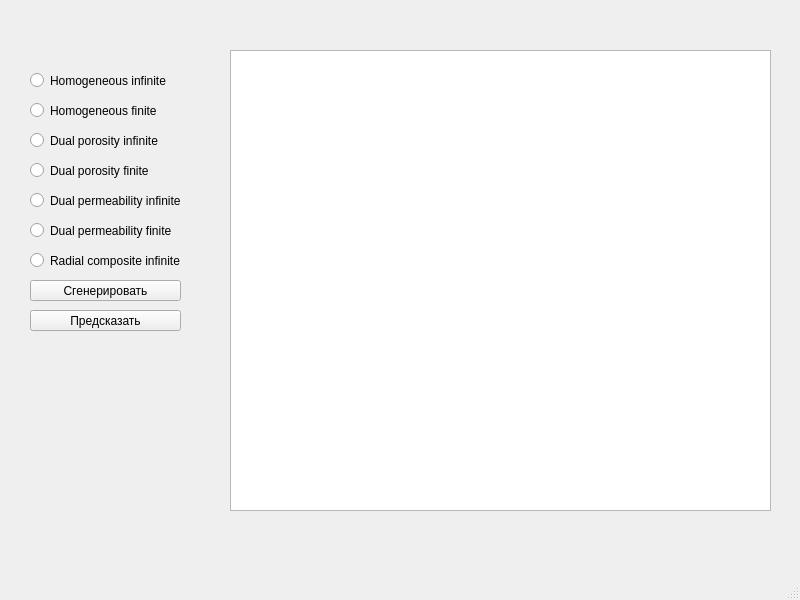
Qt form ui/main.ui (IDGayazov/data_gen) before a commit.
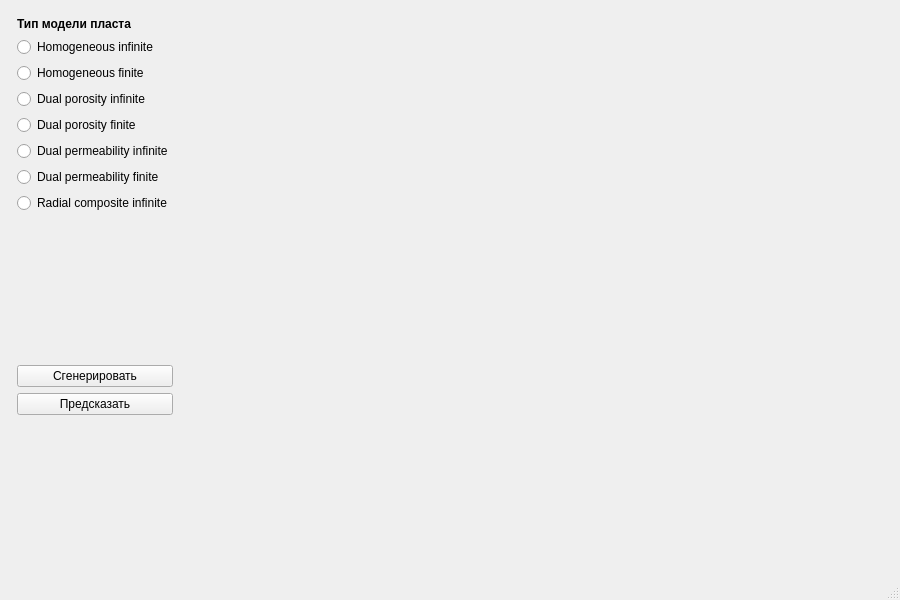
The same form after that commit.

```diff
--- a/ui/main.ui
+++ b/ui/main.ui
@@ -6,7 +6,7 @@
    <rect>
     <x>0</x>
     <y>0</y>
-    <width>800</width>
+    <width>900</width>
     <height>600</height>
    </rect>
   </property>
@@ -14,133 +14,114 @@
    <string>MainWindow</string>
   </property>
   <widget class="QWidget" name="centralwidget">
-   <widget class="QRadioButton" name="homogen_inf">
-    <property name="geometry">
-     <rect>
-      <x>30</x>
-      <y>70</y>
-      <width>171</width>
-      <height>21</height>
-     </rect>
+   <layout class="QHBoxLayout" name="mainLayout">
+    <property name="spacing">
+     <number>8</number>
     </property>
-    <property name="text">
-     <string>Homogeneous infinite</string>
-    </property>
-   </widget>
-   <widget class="QRadioButton" name="homogen_fin">
-    <property name="geometry">
-     <rect>
-      <x>30</x>
-      <y>100</y>
-      <width>171</width>
-      <height>21</height>
-     </rect>
-    </property>
-    <property name="text">
-     <string>Homogeneous finite</string>
-    </property>
-   </widget>
-   <widget class="QRadioButton" name="dual_por_inf">
-    <property name="geometry">
-     <rect>
-      <x>30</x>
-      <y>130</y>
-      <width>171</width>
-      <height>21</height>
-     </rect>
-    </property>
-    <property name="text">
-     <string>Dual porosity infinite</string>
-    </property>
-   </widget>
-   <widget class="QRadioButton" name="dual_por_fin">
-    <property name="geometry">
-     <rect>
-      <x>30</x>
-      <y>160</y>
-      <width>171</width>
-      <height>21</height>
-     </rect>
-    </property>
-    <property name="text">
-     <string>Dual porosity finite</string>
-    </property>
-   </widget>
-   <widget class="QRadioButton" name="dual_perm_inf">
-    <property name="geometry">
-     <rect>
-      <x>30</x>
-      <y>190</y>
-      <width>171</width>
-      <height>21</height>
-     </rect>
-    </property>
-    <property name="text">
-     <string>Dual permeability infinite</string>
-    </property>
-   </widget>
-   <widget class="QRadioButton" name="dual_perm_fin">
-    <property name="geometry">
-     <rect>
-      <x>30</x>
-      <y>220</y>
-      <width>171</width>
-      <height>21</height>
-     </rect>
-    </property>
-    <property name="text">
-     <string>Dual permeability finite</string>
-    </property>
-   </widget>
-   <widget class="QRadioButton" name="rad_comp_inf">
-    <property name="geometry">
-     <rect>
-      <x>30</x>
-      <y>250</y>
-      <width>171</width>
-      <height>21</height>
-     </rect>
-    </property>
-    <property name="text">
-     <string>Radial composite infinite</string>
-    </property>
-   </widget>
-   <widget class="QPushButton" name="generate">
-    <property name="geometry">
-     <rect>
-      <x>30</x>
-      <y>280</y>
-      <width>151</width>
-      <height>21</height>
-     </rect>
-    </property>
-    <property name="text">
-     <string>Сгенерировать</string>
-    </property>
-   </widget>
-   <widget class="QPushButton" name="predict">
-    <property name="geometry">
-     <rect>
-      <x>30</x>
-      <y>310</y>
-      <width>151</width>
-      <height>21</height>
-     </rect>
-    </property>
-    <property name="text">
-     <string>Предсказать</string>
-    </property>
-   </widget>
-   <widget class="QGraphicsView" name="graphic">
-    <property name="geometry">
-     <rect>
-      <x>230</x>
-      <y>50</y>
-      <width>541</width>
-      <height>461</height>
-     </rect>
-    </property>
-   </widget>
+    <property name="leftMargin"><number>8</number></property>
+    <property name="topMargin"><number>8</number></property>
+    <property name="rightMargin"><number>8</number></property>
+    <property name="bottomMargin"><number>8</number></property>
+    <!-- Left control panel -->
+    <item>
+     <widget class="QWidget" name="leftPanel">
+      <property name="maximumWidth">
+       <number>210</number>
+      </property>
+      <property name="minimumWidth">
+       <number>170</number>
+      </property>
+      <layout class="QVBoxLayout" name="leftLayout">
+       <property name="spacing">
+        <number>6</number>
+       </property>
+       <item>
+        <widget class="QLabel" name="labelModelType">
+         <property name="text">
+          <string>Тип модели пласта</string>
+         </property>
+         <property name="font">
+          <font><bold>true</bold></font>
+         </property>
+        </widget>
+       </item>
+       <item>
+        <widget class="QRadioButton" name="homogen_inf">
+         <property name="text"><string>Homogeneous infinite</string></property>
+        </widget>
+       </item>
+       <item>
+        <widget class="QRadioButton" name="homogen_fin">
+         <property name="text"><string>Homogeneous finite</string></property>
+        </widget>
+       </item>
+       <item>
+        <widget class="QRadioButton" name="dual_por_inf">
+         <property name="text"><string>Dual porosity infinite</string></property>
+        </widget>
+       </item>
+       <item>
+        <widget class="QRadioButton" name="dual_por_fin">
+         <property name="text"><string>Dual porosity finite</string></property>
+        </widget>
+       </item>
+       <item>
+        <widget class="QRadioButton" name="dual_perm_inf">
+         <property name="text"><string>Dual permeability infinite</string></property>
+        </widget>
+       </item>
+       <item>
+        <widget class="QRadioButton" name="dual_perm_fin">
+         <property name="text"><string>Dual permeability finite</string></property>
+        </widget>
+       </item>
+       <item>
+        <widget class="QRadioButton" name="rad_comp_inf">
+         <property name="text"><string>Radial composite infinite</string></property>
+        </widget>
+       </item>
+       <item>
+        <spacer name="spacer1">
+         <property name="orientation"><enum>Qt::Vertical</enum></property>
+         <property name="sizeHint" stdset="0">
+          <size><width>20</width><height>10</height></size>
+         </property>
+        </spacer>
+       </item>
+       <item>
+        <widget class="QPushButton" name="generate">
+         <property name="text"><string>Сгенерировать</string></property>
+        </widget>
+       </item>
+       <item>
+        <widget class="QPushButton" name="predict">
+         <property name="text"><string>Предсказать</string></property>
+        </widget>
+       </item>
+       <item>
+        <spacer name="spacer2">
+         <property name="orientation"><enum>Qt::Vertical</enum></property>
+         <property name="sizeType"><enum>QSizePolicy::Expanding</enum></property>
+         <property name="sizeHint" stdset="0">
+          <size><width>20</width><height>40</height></size>
+         </property>
+        </spacer>
+       </item>
+      </layout>
+     </widget>
+    </item>
+    <!-- Graph area — Python injects PlotWidget here -->
+    <item>
+     <widget class="QWidget" name="graphic">
+      <property name="sizePolicy">
+       <sizepolicy hsizetype="Expanding" vsizetype="Expanding">
+        <horstretch>1</horstretch>
+        <verstretch>1</verstretch>
+       </sizepolicy>
+      </property>
+     </widget>
+    </item>
+   </layout>
   </widget>
   <widget class="QMenuBar" name="menubar">
    <property name="geometry">
```
Left out of the diff: 9 changed lines with no effect on the pictures.
